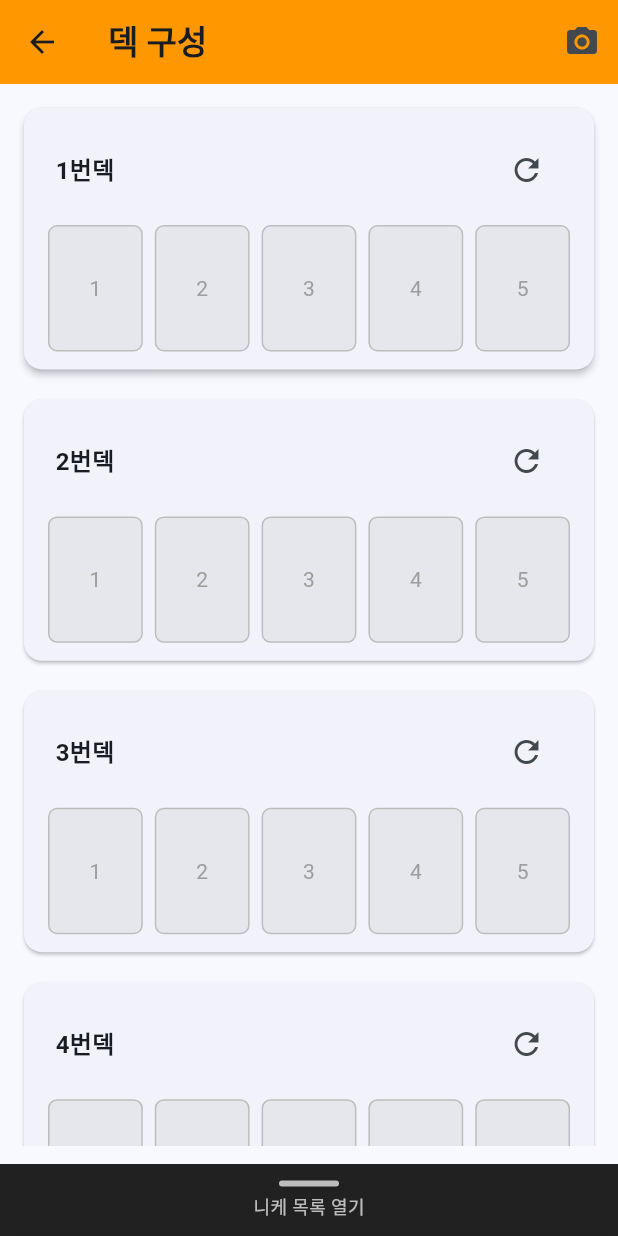
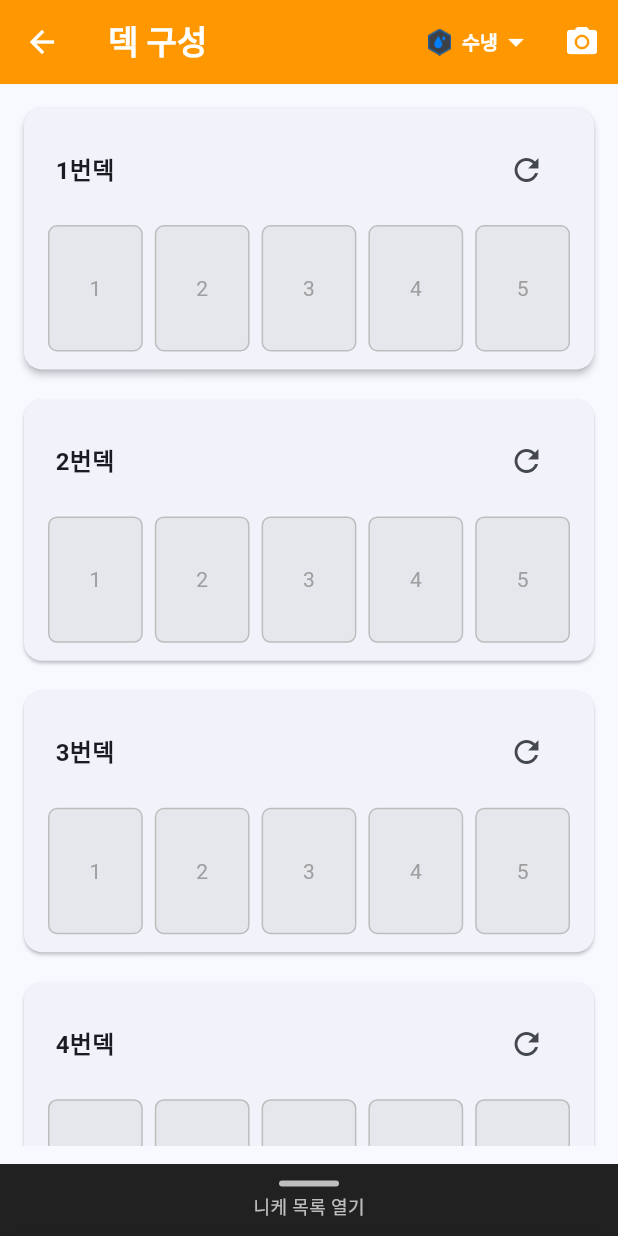
Before and after one commit to xeroshift123-source/mimir, a Flutter app: the screen it shows after launch, after a tap on "덱 구성 시작", on a phone screen of 412 x 824 dp. Run offline on Flutter 3.47's test engine with Material 3 defaults, Android fonts, the phone set to English and light mode, and no system bars; our stand-ins replace image_gallery_saver, share_plus, shared_preferences; missing offline and left inert: dart:html, dart:js_util, dart:ui_web, pasteboard, universal_html.

Commit message:
modified element choice way

```diff
--- a/assets/nikkes.json
+++ b/assets/nikkes.json
@@ -2528,7 +2528,7 @@
     "name": "베스티",
     "imageUrl": "assets/nikke/vesti.webp",
     "burst": "3",
-    "element": "Fire",
+    "element": "Water",
     "weaponType": "RL",
     "company": "Elysion",
     "ability": [],
--- a/lib/screens/deck_builder.dart
+++ b/lib/screens/deck_builder.dart
@@ -36,6 +36,14 @@ class _DeckBuilderScreenState extends State<DeckBuilderScreen> {
   String? _selectedNikkeId;
   bool _isNikkeSheetOpen = false;
   String? _weaknessElement;
+
+  static const Map<String, String> _elementIconMap = {
+    '전격': 'assets/icons/elements/icon-elements-Electric.webp',
+    '철갑': 'assets/icons/elements/icon-elements-Iron.webp',
+    '작열': 'assets/icons/elements/icon-elements-Fire.webp',
+    '수냉': 'assets/icons/elements/icon-elements-Water.webp',
+    '풍압': 'assets/icons/elements/icon-elements-Wind.webp',
+  };
   List<List<String?>>? _pendingSquadsIds;
   bool _restoredOnce = false;
   final GlobalKey _deckCaptureKey = GlobalKey();
@@ -85,6 +93,13 @@ class _DeckBuilderScreenState extends State<DeckBuilderScreen> {
     super.didChangeDependencies();
 
     if (_restoredOnce) return;
+
+    // Retrieve weakness element from route arguments if available
+    final routeArgs = ModalRoute.of(context)?.settings.arguments as String?;
+    if (routeArgs != null) {
+      _weaknessElement = routeArgs;
+    }
+
     final nikkeList = context.watch<NikkeProvider>().nikkeList;
     if (nikkeList.isEmpty) return;
 
@@ -230,7 +245,8 @@ class _DeckBuilderScreenState extends State<DeckBuilderScreen> {
 
   Future<Uint8List?> _capturePreview() async {
     try {
-      final boundary = _previewCaptureKey.currentContext?.findRenderObject() as RenderRepaintBoundary?;
+      final boundary = _previewCaptureKey.currentContext?.findRenderObject()
+          as RenderRepaintBoundary?;
       if (boundary == null) return null;
       final image = await boundary.toImage(pixelRatio: 2.0);
       final byteData = await image.toByteData(format: ui.ImageByteFormat.png);
@@ -244,7 +260,9 @@ class _DeckBuilderScreenState extends State<DeckBuilderScreen> {
   Future<void> _downloadPreview() async {
     final bytes = await _capturePreview();
     if (bytes == null) {
-      if(mounted) ScaffoldMessenger.of(context).showSnackBar(const SnackBar(content: Text('캡쳐 실패')));
+      if (mounted)
+        ScaffoldMessenger.of(context)
+            .showSnackBar(const SnackBar(content: Text('캡쳐 실패')));
       return;
     }
 
@@ -252,27 +270,37 @@ class _DeckBuilderScreenState extends State<DeckBuilderScreen> {
       final blob = html.Blob([bytes], 'image/png');
       final url = html.Url.createObjectUrlFromBlob(blob);
       final anchor = html.AnchorElement(href: url)
-        ..setAttribute('download', 'mimir_deck_${DateTime.now().millisecondsSinceEpoch}.png')
+        ..setAttribute('download',
+            'mimir_deck_${DateTime.now().millisecondsSinceEpoch}.png')
         ..click();
       html.Url.revokeObjectUrl(url);
     } else {
-      final result = await ImageGallerySaver.saveImage(bytes, name: "mimir_deck_${DateTime.now().millisecondsSinceEpoch}");
-      if(mounted) ScaffoldMessenger.of(context).showSnackBar(const SnackBar(content: Text('갤러리에 저장되었습니다!')));
+      final result = await ImageGallerySaver.saveImage(bytes,
+          name: "mimir_deck_${DateTime.now().millisecondsSinceEpoch}");
+      if (mounted)
+        ScaffoldMessenger.of(context)
+            .showSnackBar(const SnackBar(content: Text('갤러리에 저장되었습니다!')));
     }
   }
 
   Future<void> _copyToClipboard() async {
     final bytes = await _capturePreview();
     if (bytes == null) {
-      if(mounted) ScaffoldMessenger.of(context).showSnackBar(const SnackBar(content: Text('캡쳐 실패')));
+      if (mounted)
+        ScaffoldMessenger.of(context)
+            .showSnackBar(const SnackBar(content: Text('캡쳐 실패')));
       return;
     }
 
     try {
       await Pasteboard.writeImage(bytes);
-      if(mounted) ScaffoldMessenger.of(context).showSnackBar(const SnackBar(content: Text('클립보드에 복사되었습니다!')));
+      if (mounted)
+        ScaffoldMessenger.of(context)
+            .showSnackBar(const SnackBar(content: Text('클립보드에 복사되었습니다!')));
     } catch (e) {
-      if(mounted) ScaffoldMessenger.of(context).showSnackBar(SnackBar(content: Text('클립보드 복사 실패: $e')));
+      if (mounted)
+        ScaffoldMessenger.of(context)
+            .showSnackBar(SnackBar(content: Text('클립보드 복사 실패: $e')));
     }
   }
 
@@ -288,7 +316,8 @@ class _DeckBuilderScreenState extends State<DeckBuilderScreen> {
         crossAxisAlignment: CrossAxisAlignment.stretch,
         children: [
           ...List.generate(_squads.length, (index) {
-            final isLastWithoutCandidate = !_hasCandidate && index == _squads.length - 1;
+            final isLastWithoutCandidate =
+                !_hasCandidate && index == _squads.length - 1;
             return Padding(
               padding: EdgeInsets.only(bottom: isLastWithoutCandidate ? 0 : 8),
               child: _ShareSquadPanel(
@@ -312,7 +341,7 @@ class _DeckBuilderScreenState extends State<DeckBuilderScreen> {
             ),
           const SizedBox(height: 10),
           const Text(
-            'Made with Mimir',
+            'Made with MIMIR',
             textAlign: TextAlign.right,
             style: TextStyle(
               fontSize: 11,
@@ -379,7 +408,6 @@ class _DeckBuilderScreenState extends State<DeckBuilderScreen> {
                       ),
                     ),
                     const Divider(height: 1),
-
                     Flexible(
                       child: Padding(
                         padding: const EdgeInsets.fromLTRB(16, 8, 16, 12),
@@ -388,18 +416,20 @@ class _DeckBuilderScreenState extends State<DeckBuilderScreen> {
                             fit: BoxFit.contain,
                             child: RepaintBoundary(
                               key: _previewCaptureKey,
-                              child: _buildFiveSquadsShareCanvas(_weaknessElement ?? '전격'),
+                              child: _buildFiveSquadsShareCanvas(
+                                  _weaknessElement ?? '전격'),
                             ),
                           ),
                         ),
                       ),
                     ),
-
                     Container(
-                      padding: const EdgeInsets.symmetric(horizontal: 16, vertical: 12),
+                      padding: const EdgeInsets.symmetric(
+                          horizontal: 16, vertical: 12),
                       decoration: BoxDecoration(
                         color: Colors.grey.shade100,
-                        borderRadius: const BorderRadius.vertical(bottom: Radius.circular(12)),
+                        borderRadius: const BorderRadius.vertical(
+                            bottom: Radius.circular(12)),
                       ),
                       child: Row(
                         mainAxisAlignment: MainAxisAlignment.end,
@@ -539,7 +569,13 @@ class _DeckBuilderScreenState extends State<DeckBuilderScreen> {
     // 후보 덱 저장
     await prefs.setBool('deck_builder_has_candidate', _hasCandidate);
     final candidateAsIds = _candidateSquad.map((n) => n?.id).toList();
-    await prefs.setString('deck_builder_candidate_squad', jsonEncode(candidateAsIds));
+    await prefs.setString(
+        'deck_builder_candidate_squad', jsonEncode(candidateAsIds));
+
+    // 약점 속성 저장
+    if (_weaknessElement != null) {
+      await prefs.setString('deck_builder_weakness_element', _weaknessElement!);
+    }
   }
 
   Future<void> _loadDeckFromLocal() async {
@@ -567,8 +603,15 @@ class _DeckBuilderScreenState extends State<DeckBuilderScreen> {
 
     final rawCandidate = prefs.getString('deck_builder_candidate_squad');
     if (rawCandidate != null) {
-      final decodedCandidate = (jsonDecode(rawCandidate) as List).cast<String?>();
+      final decodedCandidate =
+          (jsonDecode(rawCandidate) as List).cast<String?>();
       _pendingCandidateIds = decodedCandidate;
+    }
+
+    // 약점 속성 로드 (routeArgs 로 들어온 게 없을 때만)
+    final savedWeakness = prefs.getString('deck_builder_weakness_element');
+    if (savedWeakness != null && _weaknessElement == null) {
+      _weaknessElement = savedWeakness;
     }
 
     if (raw == null) return;
@@ -585,7 +628,7 @@ class _DeckBuilderScreenState extends State<DeckBuilderScreen> {
   @override
   Widget build(BuildContext context) {
     final nikkeList = context.watch<NikkeProvider>().nikkeList;
-    _weaknessElement ??= (ModalRoute.of(context)?.settings.arguments as String?) ?? '전격';
+    _weaknessElement ??= '전격';
 
     // 각 니케가 몇 번 스쿼드에 배치되어 있는지 계산
     final Map<String, int> assignedSquadMap = {};
@@ -608,13 +651,66 @@ class _DeckBuilderScreenState extends State<DeckBuilderScreen> {
           "덱 구성",
           style: TextStyle(
             fontWeight: FontWeight.w600,
+            color: Colors.white,
           ),
         ),
+        iconTheme: const IconThemeData(color: Colors.white),
         backgroundColor: Colors.orange,
         actions: [
+          // Sleek Element Selector Dropdown
+          Theme(
+            data: Theme.of(context).copyWith(
+              canvasColor: const Color(0xFF1E2330),
+            ),
+            child: DropdownButtonHideUnderline(
+              child: DropdownButton<String>(
+                value: _weaknessElement ?? '전격',
+                icon: const Icon(Icons.arrow_drop_down, color: Colors.white),
+                style: const TextStyle(
+                  color: Colors.white,
+                  fontWeight: FontWeight.bold,
+                  fontSize: 14,
+                ),
+                onChanged: (String? newValue) {
+                  if (newValue != null) {
+                    setState(() {
+                      _weaknessElement = newValue;
+                    });
+                    _saveDeckToLocal();
+                  }
+                },
+                items: <String>['전격', '철갑', '작열', '수냉', '풍압']
+                    .map<DropdownMenuItem<String>>((String value) {
+                  return DropdownMenuItem<String>(
+                    value: value,
+                    child: Row(
+                      mainAxisSize: MainAxisSize.min,
+                      children: [
+                        Image.asset(
+                          _elementIconMap[value] ??
+                              'assets/icons/elements/icon-elements-Electric.webp',
+                          width: 18,
+                          height: 18,
+                        ),
+                        const SizedBox(width: 6),
+                        Text(
+                          value,
+                          style: const TextStyle(
+                            color: Colors.white,
+                            fontSize: 13,
+                          ),
+                        ),
+                      ],
+                    ),
+                  );
+                }).toList(),
+              ),
+            ),
+          ),
+          const SizedBox(width: 8),
           IconButton(
             tooltip: '덱 캡쳐',
-            icon: const Icon(Icons.camera_alt),
+            icon: const Icon(Icons.camera_alt, color: Colors.white),
             onPressed: () async {
               await _showFiveSquadsPreviewDialog();
             },
@@ -1084,7 +1180,9 @@ class _NikkeListPanelState extends State<NikkeListPanel>
 
                 final String? squadName = (squadIndex == null)
                     ? null
-                    : (squadIndex == 5 ? '후보 덱' : widget.squadNames[squadIndex]);
+                    : (squadIndex == 5
+                        ? '후보 덱'
+                        : widget.squadNames[squadIndex]);
 
                 return NikkeCard(
                   nikke: nikke,
@@ -1336,16 +1434,18 @@ class SquadPanel extends StatelessWidget {
                           width: 32,
                           height: 32,
                           decoration: BoxDecoration(
-                            color: Theme.of(context).brightness == Brightness.dark
-                                ? Colors.white.withOpacity(0.08)
-                                : Colors.black.withOpacity(0.05),
+                            color:
+                                Theme.of(context).brightness == Brightness.dark
+                                    ? Colors.white.withOpacity(0.08)
+                                    : Colors.black.withOpacity(0.05),
                             shape: BoxShape.circle,
                           ),
                           child: Icon(
                             Icons.add,
-                            color: Theme.of(context).brightness == Brightness.dark
-                                ? Colors.white70
-                                : Colors.black87,
+                            color:
+                                Theme.of(context).brightness == Brightness.dark
+                                    ? Colors.white70
+                                    : Colors.black87,
                             size: 20,
                           ),
                         ),
@@ -1359,7 +1459,8 @@ class SquadPanel extends StatelessWidget {
 
           final slots = squads[index];
           return Padding(
-            padding: EdgeInsets.only(bottom: index == squads.length - 1 ? 0 : 12),
+            padding:
+                EdgeInsets.only(bottom: index == squads.length - 1 ? 0 : 12),
             child: SquadCard(
               name: squadNames[index],
               isActive: index == activeSquadIndex,
@@ -1565,7 +1666,8 @@ class _SquadCardState extends State<SquadCard> {
                           color: Colors.red, size: 24),
                     if (widget.onDelete != null)
                       IconButton(
-                        icon: const Icon(Icons.delete_outline, color: Colors.redAccent),
+                        icon: const Icon(Icons.delete_outline,
+                            color: Colors.redAccent),
                         tooltip: '후보군 제거',
                         onPressed: widget.onDelete,
                       ),
@@ -1616,7 +1718,8 @@ class _SquadCardState extends State<SquadCard> {
                         final nikke = widget.slots[actualIndex];
                         return Expanded(
                           child: Padding(
-                            padding: const EdgeInsets.symmetric(horizontal: 4.0),
+                            padding:
+                                const EdgeInsets.symmetric(horizontal: 4.0),
                             child: _SquadSlot(
                               squadIndex: widget.squadIndex ?? 0,
                               slotIndex: actualIndex,
@@ -1877,9 +1980,12 @@ class _ShareSquadPanel extends StatelessWidget {
       '작열': ElementType.Fire,
       '풍압': ElementType.Wind,
     };
-    final targetEnum = elementKoreanToEnum[weaknessElement] ?? ElementType.Electric;
-    final bool hasWeaknessMatch = activeNikkes.any((n) => n.element == targetEnum);
-    final bool hasCooldownReduction = activeNikkes.any((n) => n.ability.contains("버스트 쿨타임 감소"));
+    final targetEnum =
+        elementKoreanToEnum[weaknessElement] ?? ElementType.Electric;
+    final bool hasWeaknessMatch =
+        activeNikkes.any((n) => n.element == targetEnum);
+    final bool hasCooldownReduction =
+        activeNikkes.any((n) => n.ability.contains("버스트 쿨타임 감소"));
 
     // 2. 동적 키워드 로직
     final List<String> dynamicTags = [];
@@ -2011,7 +2117,8 @@ class _ShareSquadPanel extends StatelessWidget {
                             final nikke = activeNikkes[colIndex];
                             return Expanded(
                               child: Padding(
-                                padding: const EdgeInsets.symmetric(horizontal: 3),
+                                padding:
+                                    const EdgeInsets.symmetric(horizontal: 3),
                                 child: _ShareSlotThumb(
                                   nikke: nikke,
                                   displayIndex: colIndex + 1,
@@ -2032,7 +2139,8 @@ class _ShareSquadPanel extends StatelessWidget {
                               final nikke = activeNikkes[actualIndex];
                               return Expanded(
                                 child: Padding(
-                                  padding: const EdgeInsets.symmetric(horizontal: 3),
+                                  padding:
+                                      const EdgeInsets.symmetric(horizontal: 3),
                                   child: _ShareSlotThumb(
                                     nikke: nikke,
                                     displayIndex: actualIndex + 1,
```
